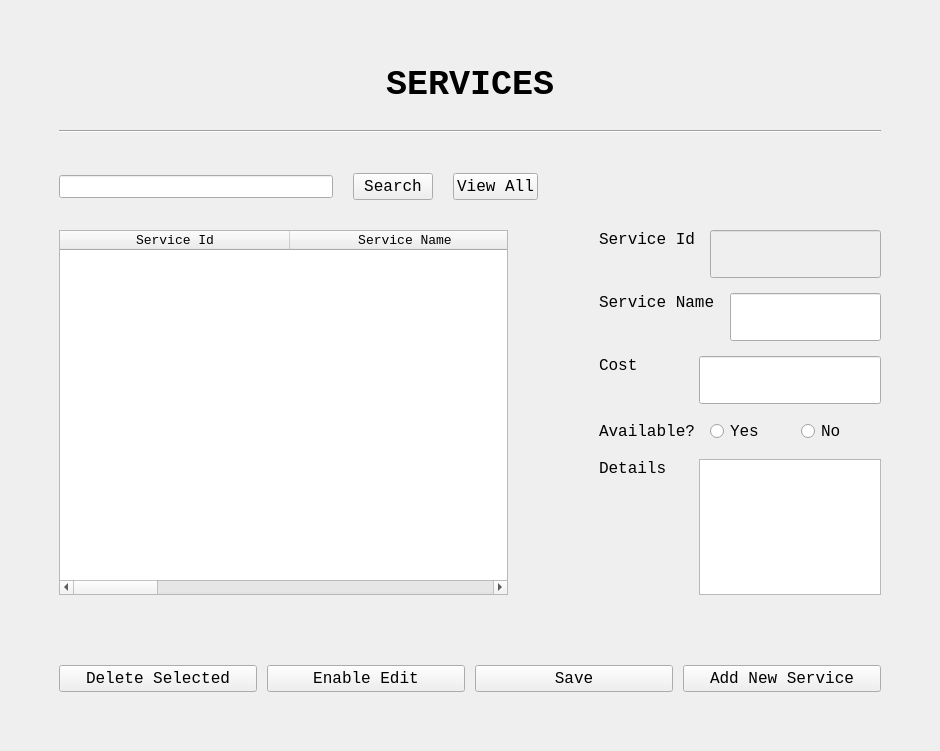
Above: ServiceUI.ui from ASNaeem/Simple-VCMS before the change. Below: the same form after it.
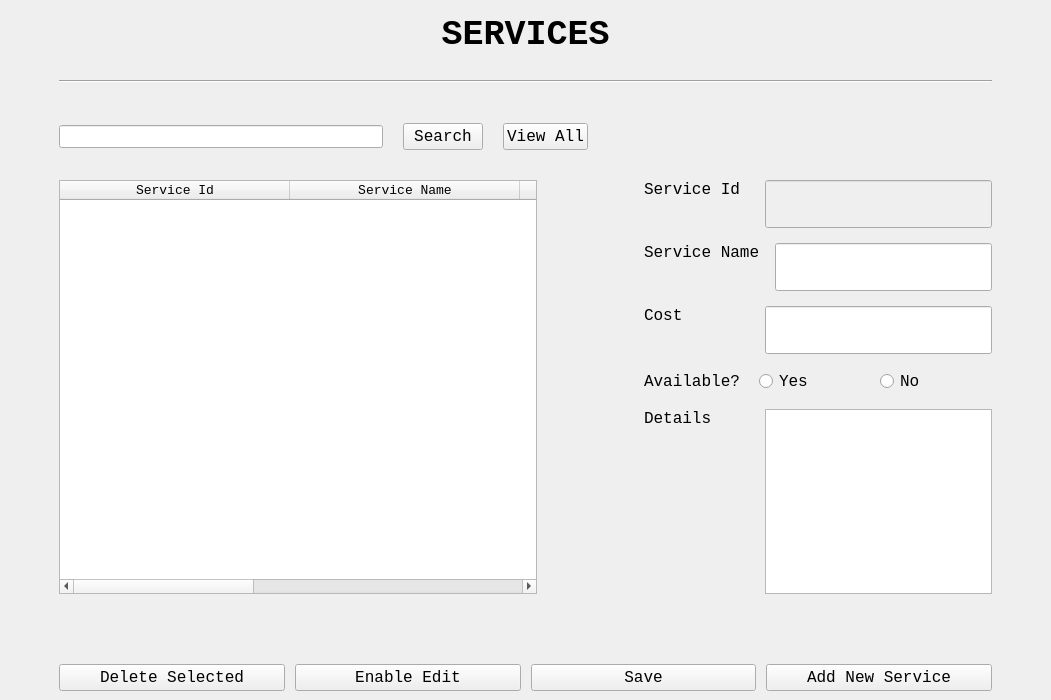
That is the form after the change.

What changed in the file:
```diff
--- a/ServiceUI.ui
+++ b/ServiceUI.ui
@@ -6,8 +6,8 @@
    <rect>
     <x>0</x>
     <y>0</y>
-    <width>940</width>
-    <height>751</height>
+    <width>1051</width>
+    <height>700</height>
    </rect>
   </property>
   <property name="font">
@@ -29,13 +29,13 @@
        <number>50</number>
       </property>
       <property name="topMargin">
-       <number>50</number>
+       <number>0</number>
       </property>
       <property name="rightMargin">
        <number>50</number>
       </property>
       <property name="bottomMargin">
-       <number>50</number>
+       <number>0</number>
       </property>
       <item>
        <layout class="QVBoxLayout" name="verticalLayout">
```
